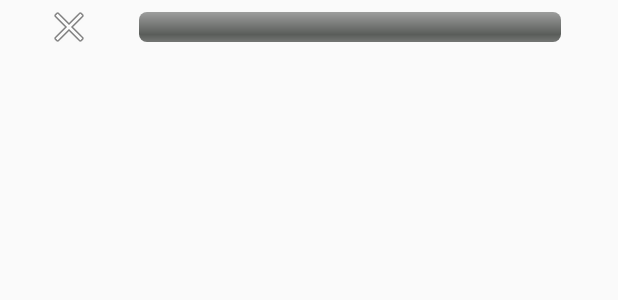
After one commit to hsukev/Pitch-Coach, an Android app: the layout quiz_activity.xml on its own in the app's theme, with its tools: preview values and no code run, on a phone screen of 412 x 824 dp. The commit adds this screen. Shown: the top 300 px of the screen. Run offline under Robolectric (Android 15) with nearby library versions, the phone set to English and light mode, and no system bars.

Commit message:
feat: add QuizActivity layout and fragment switch

```diff
--- a/app/src/main/java/android/pitchcoach/baseClasses/QuizBaseFragment.java
+++ b/app/src/main/java/android/pitchcoach/baseClasses/QuizBaseFragment.java
@@ -1,8 +1,8 @@
 package android.pitchcoach.baseClasses;
 
+import android.app.Fragment;
 import android.content.Context;
 import android.pitchcoach.QuizActivity;
-import android.support.v4.app.Fragment;
 
 /**
  * A simple {@link Fragment} subclass.
@@ -17,6 +17,7 @@ public abstract class QuizBaseFragment extends Fragment {
     public QuizBaseFragment() {
         // Required empty public constructor
     }
+
 
 
     @Override
--- a/app/src/main/java/android/pitchcoach/quizTypes/pitch/PitchQuestion.java
+++ b/app/src/main/java/android/pitchcoach/quizTypes/pitch/PitchQuestion.java
@@ -31,4 +31,9 @@ public class PitchQuestion implements BaseQuestion<Integer, String> {
     public Collection<String> getChoices() {
         return null;
     }
+
+    @Override
+    public QuestionType getQuestionType() {
+        return QuestionType.PITCH;
+    }
 }
--- a/app/src/main/java/android/pitchcoach/quizTypes/pitch/PitchQuizFragment.java
+++ b/app/src/main/java/android/pitchcoach/quizTypes/pitch/PitchQuizFragment.java
@@ -29,6 +29,8 @@ public class PitchQuizFragment extends QuizBaseFragment {
     public PitchQuizFragment() {
         // Required empty public constructor
     }
+
+
 
     /**
      * TODO: Use elements in {@link PitchQuestion} instance to create quiz components
--- a/app/src/main/java/android/pitchcoach/utility/SoundGenerator.java
+++ b/app/src/main/java/android/pitchcoach/utility/SoundGenerator.java
@@ -2,9 +2,10 @@ package android.pitchcoach.utility;
 
 /**
  * Class for generating specific pitches
- * TODO: 1. Define input and output types inorder to figure out where to integrate this
+ * TODO: 1. Define input and output types inorder to figure out where to integrate this class
  * TODO: 2. Write method to generate sound
+ *
+ * C++ method implementation example found in {@link android.pitchcoach.QuizActivity}
  */
-
 public class SoundGenerator {
 }
--- /dev/null
+++ b/app/src/main/res/layout/quiz_activity.xml
@@ -0,0 +1,45 @@
+<?xml version="1.0" encoding="utf-8"?>
+<android.support.constraint.ConstraintLayout xmlns:android="http://schemas.android.com/apk/res/android"
+    xmlns:app="http://schemas.android.com/apk/res-auto"
+    xmlns:tools="http://schemas.android.com/tools"
+    android:layout_width="match_parent"
+    android:layout_height="match_parent">
+
+    <ImageView
+        android:id="@+id/imageView"
+        android:layout_width="wrap_content"
+        android:layout_height="wrap_content"
+        android:layout_marginBottom="8dp"
+        android:layout_marginTop="8dp"
+        android:src="@android:drawable/ic_menu_close_clear_cancel"
+        app:layout_constraintBottom_toBottomOf="@+id/progressBar"
+        app:layout_constraintEnd_toStartOf="@+id/progressBar"
+        app:layout_constraintHorizontal_bias="0.5"
+        app:layout_constraintStart_toStartOf="parent"
+        app:layout_constraintTop_toTopOf="@+id/progressBar" />
+
+    <ProgressBar
+        android:id="@+id/progressBar"
+        style="@android:style/Widget.ProgressBar.Horizontal"
+        android:layout_width="281dp"
+        android:layout_height="wrap_content"
+        android:layout_marginEnd="8dp"
+        android:layout_marginTop="8dp"
+        app:layout_constraintEnd_toEndOf="parent"
+        app:layout_constraintHorizontal_bias="0.5"
+        app:layout_constraintStart_toEndOf="@+id/imageView"
+        app:layout_constraintTop_toTopOf="parent" />
+
+    <FrameLayout
+        android:id="@+id/fragment_container"
+        android:layout_width="0dp"
+        android:layout_height="0dp"
+        android:layout_marginBottom="8dp"
+        android:layout_marginEnd="8dp"
+        android:layout_marginStart="8dp"
+        android:layout_marginTop="8dp"
+        app:layout_constraintBottom_toBottomOf="parent"
+        app:layout_constraintEnd_toEndOf="parent"
+        app:layout_constraintStart_toStartOf="parent"
+        app:layout_constraintTop_toBottomOf="@+id/progressBar" />
+</android.support.constraint.ConstraintLayout>
```
Also changed, not shown: app/src/main/java/android/pitchcoach/QuizActivity.java (+56 -4 lines), app/src/main/java/android/pitchcoach/baseClasses/BaseQuestion.java (+10 -1 lines), app/src/main/res/layout/pitch_quiz_fragment_layout.xml (+22 -6 lines).
